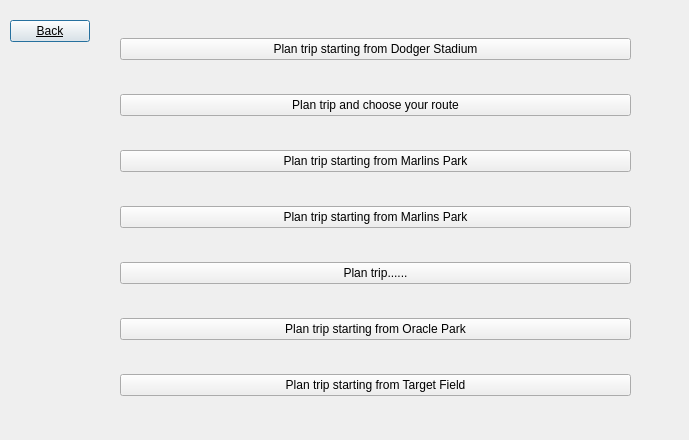
First picture: the form in BaseballProject2/planvacation.ui, repository tholm1/CS1D-Project-2-Baseball, before the edit.
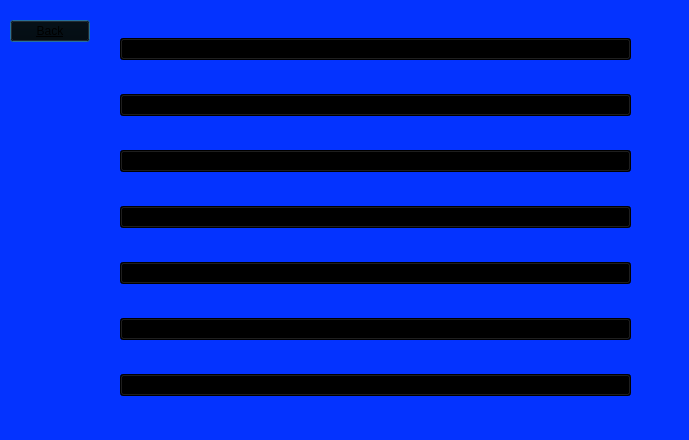
Second picture: the form after the edit.

```diff
--- a/BaseballProject2/planvacation.ui
+++ b/BaseballProject2/planvacation.ui
@@ -13,6 +13,9 @@
   <property name="windowTitle">
    <string>Dialog</string>
   </property>
+  <property name="styleSheet">
+   <string notr="true">background-color: rgb(4, 51, 255)</string>
+  </property>
   <widget class="QPushButton" name="back_pushButton">
    <property name="geometry">
     <rect>
@@ -24,13 +27,14 @@
    </property>
    <property name="styleSheet">
     <string notr="true">font: 8pt &quot;MS Shell Dlg 2&quot;;
-text-decoration: underline;</string>
+text-decoration: underline;
+background-color: rgb(0, 0, 0)</string>
    </property>
    <property name="text">
     <string>Back</string>
    </property>
   </widget>
-  <widget class="QWidget" name="">
+  <widget class="QWidget" name="layoutWidget">
    <property name="geometry">
     <rect>
      <x>120</x>
@@ -42,6 +46,9 @@
    <layout class="QVBoxLayout" name="verticalLayout">
     <item>
      <widget class="QPushButton" name="pushButton">
+      <property name="styleSheet">
+       <string notr="true">background-color: rgb(0, 0, 0)</string>
+      </property>
       <property name="text">
        <string>Plan trip starting from Dodger Stadium</string>
       </property>
@@ -49,6 +56,9 @@
     </item>
     <item>
      <widget class="QPushButton" name="pushButton_2">
+      <property name="styleSheet">
+       <string notr="true">background-color: rgb(0, 0, 0)</string>
+      </property>
       <property name="text">
        <string>Plan trip and choose your route</string>
       </property>
@@ -56,6 +66,9 @@
     </item>
     <item>
      <widget class="QPushButton" name="pushButton_3">
+      <property name="styleSheet">
+       <string notr="true">background-color: rgb(0, 0, 0)</string>
+      </property>
       <property name="text">
        <string>Plan trip starting from Marlins Park</string>
       </property>
@@ -63,6 +76,9 @@
     </item>
     <item>
      <widget class="QPushButton" name="pushButton_4">
+      <property name="styleSheet">
+       <string notr="true">background-color: rgb(0, 0, 0)</string>
+      </property>
       <property name="text">
        <string>Plan trip starting from Marlins Park</string>
       </property>
@@ -70,6 +86,9 @@
     </item>
     <item>
      <widget class="QPushButton" name="pushButton_5">
+      <property name="styleSheet">
+       <string notr="true">background-color: rgb(0, 0, 0)</string>
+      </property>
       <property name="text">
        <string>Plan trip......</string>
       </property>
@@ -77,6 +96,9 @@
     </item>
     <item>
      <widget class="QPushButton" name="pushButton_6">
+      <property name="styleSheet">
+       <string notr="true">background-color: rgb(0, 0, 0)</string>
+      </property>
       <property name="text">
        <string>Plan trip starting from Oracle Park</string>
       </property>
@@ -84,6 +106,9 @@
     </item>
     <item>
      <widget class="QPushButton" name="pushButton_7">
+      <property name="styleSheet">
+       <string notr="true">background-color: rgb(0, 0, 0)</string>
+      </property>
       <property name="text">
        <string>Plan trip starting from Target Field</string>
       </property>
```
